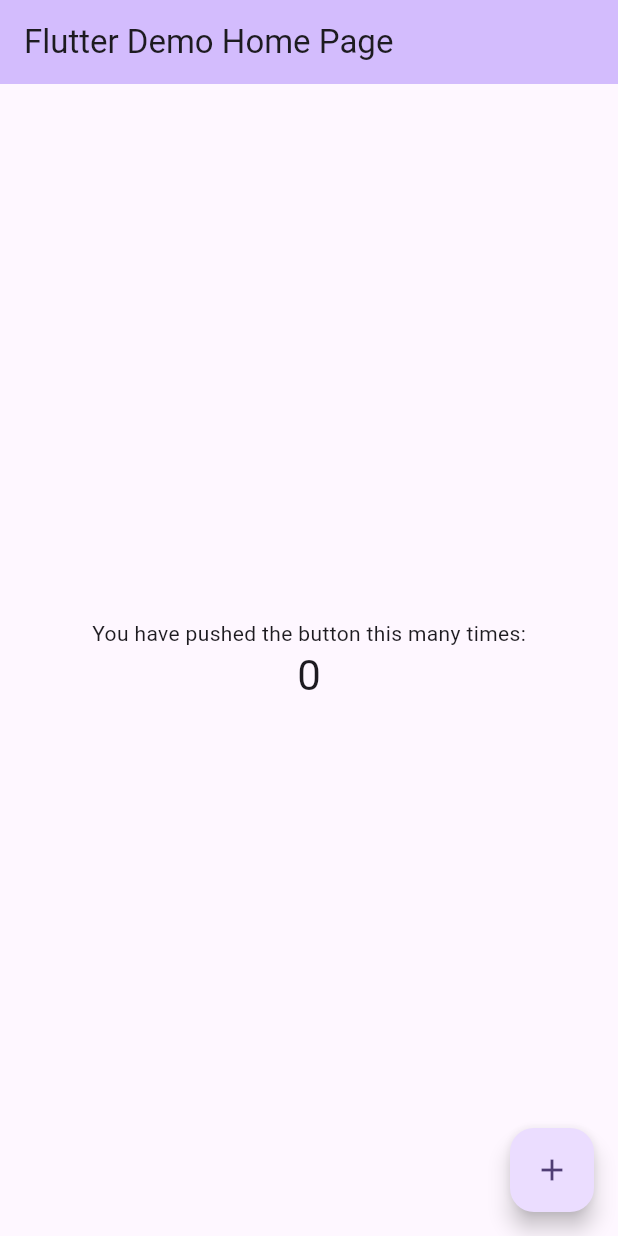
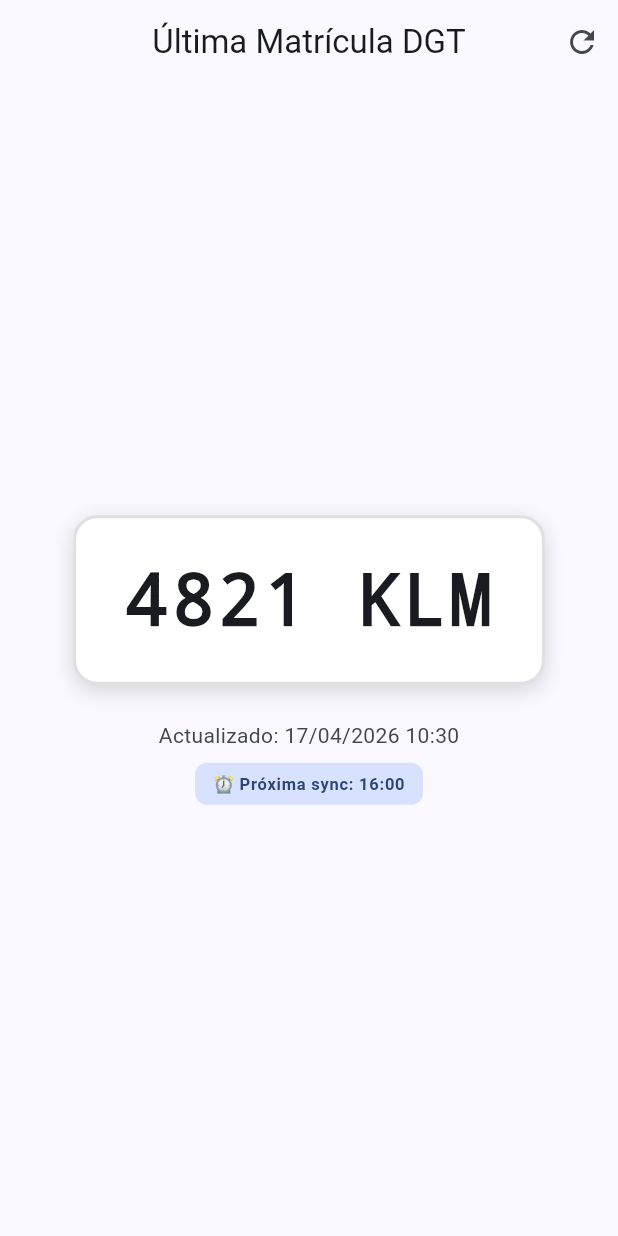
Before and after one commit to makoki13/dgt-plate-app, a Flutter app: the screen it shows after launch, on a phone screen of 412 x 824 dp. Run offline on Flutter 3.47's test engine with Material 3 defaults, Android fonts, the phone set to English and light mode, and no system bars.

Commit message:
main.dart inicial

```diff
--- a/lib/main.dart
+++ b/lib/main.dart
@@ -1,121 +1,196 @@
 import 'package:flutter/material.dart';
 
 void main() {
-  runApp(const MyApp());
+  runApp(const DgtPlateApp());
 }
 
-class MyApp extends StatelessWidget {
-  const MyApp({super.key});
+class DgtPlateApp extends StatelessWidget {
+  const DgtPlateApp({super.key});
 
-  // This widget is the root of your application.
   @override
   Widget build(BuildContext context) {
     return MaterialApp(
-      title: 'Flutter Demo',
+      title: 'DGT Matrículas',
+      debugShowCheckedModeBanner: false,
       theme: ThemeData(
-        // This is the theme of your application.
-        //
-        // TRY THIS: Try running your application with "flutter run". You'll see
-        // the application has a purple toolbar. Then, without quitting the app,
-        // try changing the seedColor in the colorScheme below to Colors.green
-        // and then invoke "hot reload" (save your changes or press the "hot
-        // reload" button in a Flutter-supported IDE, or press "r" if you used
-        // the command line to start the app).
-        //
-        // Notice that the counter didn't reset back to zero; the application
-        // state is not lost during the reload. To reset the state, use hot
-        // restart instead.
-        //
-        // This works for code too, not just values: Most code changes can be
-        // tested with just a hot reload.
-        colorScheme: .fromSeed(seedColor: Colors.deepPurple),
+        colorScheme: ColorScheme.fromSeed(seedColor: Colors.blueAccent),
+        useMaterial3: true,
+        fontFamily: 'Roboto',
       ),
-      home: const MyHomePage(title: 'Flutter Demo Home Page'),
+      darkTheme: ThemeData(
+        colorScheme: ColorScheme.fromSeed(
+          seedColor: Colors.blueAccent,
+          brightness: Brightness.dark,
+        ),
+      ),
+      themeMode: ThemeMode.system,
+      home: const HomePage(),
     );
   }
 }
 
-class MyHomePage extends StatefulWidget {
-  const MyHomePage({super.key, required this.title});
-
-  // This widget is the home page of your application. It is stateful, meaning
-  // that it has a State object (defined below) that contains fields that affect
-  // how it looks.
-
-  // This class is the configuration for the state. It holds the values (in this
-  // case the title) provided by the parent (in this case the App widget) and
-  // used by the build method of the State. Fields in a Widget subclass are
-  // always marked "final".
-
-  final String title;
+class HomePage extends StatefulWidget {
+  const HomePage({super.key});
 
   @override
-  State<MyHomePage> createState() => _MyHomePageState();
+  State<HomePage> createState() => _HomePageState();
 }
 
-class _MyHomePageState extends State<MyHomePage> {
-  int _counter = 0;
+class _HomePageState extends State<HomePage> {
+  String? _plate;
+  DateTime? _lastUpdated;
+  bool _isLoading = false;
+  String? _error;
 
-  void _incrementCounter() {
+  @override
+  void initState() {
+    super.initState();
+    _fetchPlate();
+  }
+
+  // TODO: En el siguiente paso, esto se reemplazará por una llamada real a tu servicio/API
+  Future<void> _fetchPlate() async {
     setState(() {
-      // This call to setState tells the Flutter framework that something has
-      // changed in this State, which causes it to rerun the build method below
-      // so that the display can reflect the updated values. If we changed
-      // _counter without calling setState(), then the build method would not be
-      // called again, and so nothing would appear to happen.
-      _counter++;
+      _isLoading = true;
+      _error = null;
     });
+
+    try {
+      // Simulamos latencia de red y respuesta del servidor
+      await Future.delayed(const Duration(seconds: 2));
+
+      // Mock con formato DGT válido: XXXX LLL
+      final mockPlate = "4821 KLM";
+
+      setState(() {
+        _plate = mockPlate;
+        _lastUpdated = DateTime.now();
+        _isLoading = false;
+      });
+    } catch (e) {
+      setState(() {
+        _error = 'No se pudo conectar con el servicio';
+        _isLoading = false;
+      });
+    }
+  }
+
+  String _formatDate(DateTime dt) {
+    return '${dt.day.toString().padLeft(2, '0')}/'
+           '${dt.month.toString().padLeft(2, '0')}/'
+           '${dt.year} ${dt.hour.toString().padLeft(2, '0')}:'
+           '${dt.minute.toString().padLeft(2, '0')}';
   }
 
   @override
   Widget build(BuildContext context) {
-    // This method is rerun every time setState is called, for instance as done
-    // by the _incrementCounter method above.
-    //
-    // The Flutter framework has been optimized to make rerunning build methods
-    // fast, so that you can just rebuild anything that needs updating rather
-    // than having to individually change instances of widgets.
     return Scaffold(
       appBar: AppBar(
-        // TRY THIS: Try changing the color here to a specific color (to
-        // Colors.amber, perhaps?) and trigger a hot reload to see the AppBar
-        // change color while the other colors stay the same.
-        backgroundColor: Theme.of(context).colorScheme.inversePrimary,
-        // Here we take the value from the MyHomePage object that was created by
-        // the App.build method, and use it to set our appbar title.
-        title: Text(widget.title),
+        title: const Text('Última Matrícula DGT'),
+        centerTitle: true,
+        actions: [
+          IconButton(
+            icon: const Icon(Icons.refresh),
+            onPressed: _isLoading ? null : _fetchPlate,
+            tooltip: 'Actualizar manualmente',
+          )
+        ],
       ),
-      body: Center(
-        // Center is a layout widget. It takes a single child and positions it
-        // in the middle of the parent.
-        child: Column(
-          // Column is also a layout widget. It takes a list of children and
-          // arranges them vertically. By default, it sizes itself to fit its
-          // children horizontally, and tries to be as tall as its parent.
-          //
-          // Column has various properties to control how it sizes itself and
-          // how it positions its children. Here we use mainAxisAlignment to
-          // center the children vertically; the main axis here is the vertical
-          // axis because Columns are vertical (the cross axis would be
-          // horizontal).
-          //
-          // TRY THIS: Invoke "debug painting" (choose the "Toggle Debug Paint"
-          // action in the IDE, or press "p" in the console), to see the
-          // wireframe for each widget.
-          mainAxisAlignment: .center,
-          children: [
-            const Text('You have pushed the button this many times:'),
-            Text(
-              '$_counter',
-              style: Theme.of(context).textTheme.headlineMedium,
+      body: RefreshIndicator(
+        onRefresh: _fetchPlate,
+        child: Center(
+          child: Padding(
+            padding: const EdgeInsets.all(24.0),
+            child: Column(
+              mainAxisAlignment: MainAxisAlignment.center,
+              children: [
+                if (_isLoading)
+                  const Column(
+                    mainAxisSize: MainAxisSize.min,
+                    children: [
+                      CircularProgressIndicator(),
+                      SizedBox(height: 16),
+                      Text('Consultando DGT...'),
+                    ],
+                  )
+                else if (_error != null)
+                  Column(
+                    mainAxisSize: MainAxisSize.min,
+                    children: [
+                      Icon(Icons.error_outline, size: 48, color: Theme.of(context).colorScheme.error),
+                      const SizedBox(height: 16),
+                      Text(_error!, style: Theme.of(context).textTheme.bodyLarge, textAlign: TextAlign.center),
+                      const SizedBox(height: 16),
+                      FilledButton.icon(
+                        onPressed: _fetchPlate,
+                        icon: const Icon(Icons.refresh),
+                        label: const Text('Reintentar'),
+                      )
+                    ],
+                  )
+                else if (_plate != null)
+                  Column(
+                    mainAxisSize: MainAxisSize.min,
+                    children: [
+                      // Tarjeta estilo matrícula europea
+                      Container(
+                        padding: const EdgeInsets.symmetric(horizontal: 32, vertical: 20),
+                        decoration: BoxDecoration(
+                          color: Theme.of(context).brightness == Brightness.dark ? Colors.grey[900] : Colors.white,
+                          borderRadius: BorderRadius.circular(16),
+                          border: Border.all(color: Colors.grey.shade300, width: 2),
+                          boxShadow: [
+                            BoxShadow(
+                              color: Colors.black.withOpacity(0.15),
+                              blurRadius: 12,
+                              offset: const Offset(0, 4),
+                            )
+                          ],
+                        ),
+                        child: Text(
+                          _plate!,
+                          style: const TextStyle(
+                            fontSize: 48,
+                            fontWeight: FontWeight.bold,
+                            fontFamily: 'monospace',
+                            letterSpacing: 2,
+                          ),
+                        ),
+                      ),
+                      const SizedBox(height: 24),
+                      Text(
+                        'Actualizado: ${_formatDate(_lastUpdated!)}',
+                        style: Theme.of(context).textTheme.bodyMedium?.copyWith(
+                          color: Theme.of(context).colorScheme.onSurfaceVariant,
+                        ),
+                      ),
+                      const SizedBox(height: 8),
+                      Container(
+                        padding: const EdgeInsets.symmetric(horizontal: 12, vertical: 6),
+                        decoration: BoxDecoration(
+                          color: Theme.of(context).colorScheme.primaryContainer,
+                          borderRadius: BorderRadius.circular(8),
+                        ),
+                        child: Text(
+                          '⏰ Próxima sync: 16:00',
+                          style: Theme.of(context).textTheme.labelSmall?.copyWith(
+                            color: Theme.of(context).colorScheme.onPrimaryContainer,
+                            fontWeight: FontWeight.w600,
+                          ),
+                        ),
+                      ),
+                    ],
+                  )
+                else
+                  FilledButton.icon(
+                    onPressed: _fetchPlate,
+                    icon: const Icon(Icons.directions_car),
+                    label: const Text('Obtener última matrícula'),
+                  ),
+              ],
             ),
-          ],
+          ),
         ),
-      ),
-      floatingActionButton: FloatingActionButton(
-        onPressed: _incrementCounter,
-        tooltip: 'Increment',
-        child: const Icon(Icons.add),
       ),
     );
   }
```
